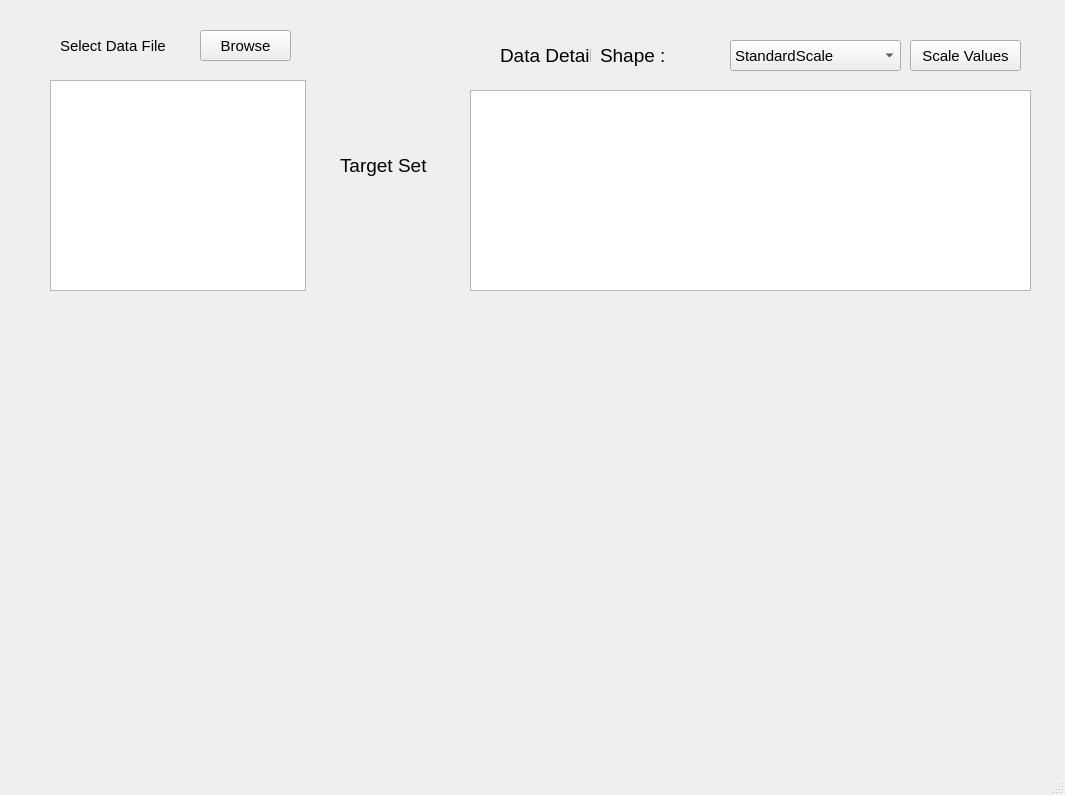
The window that mainwindow.ui (TKBIGDATA/ml_gui) describes before a commit, drawn with Qt 5.
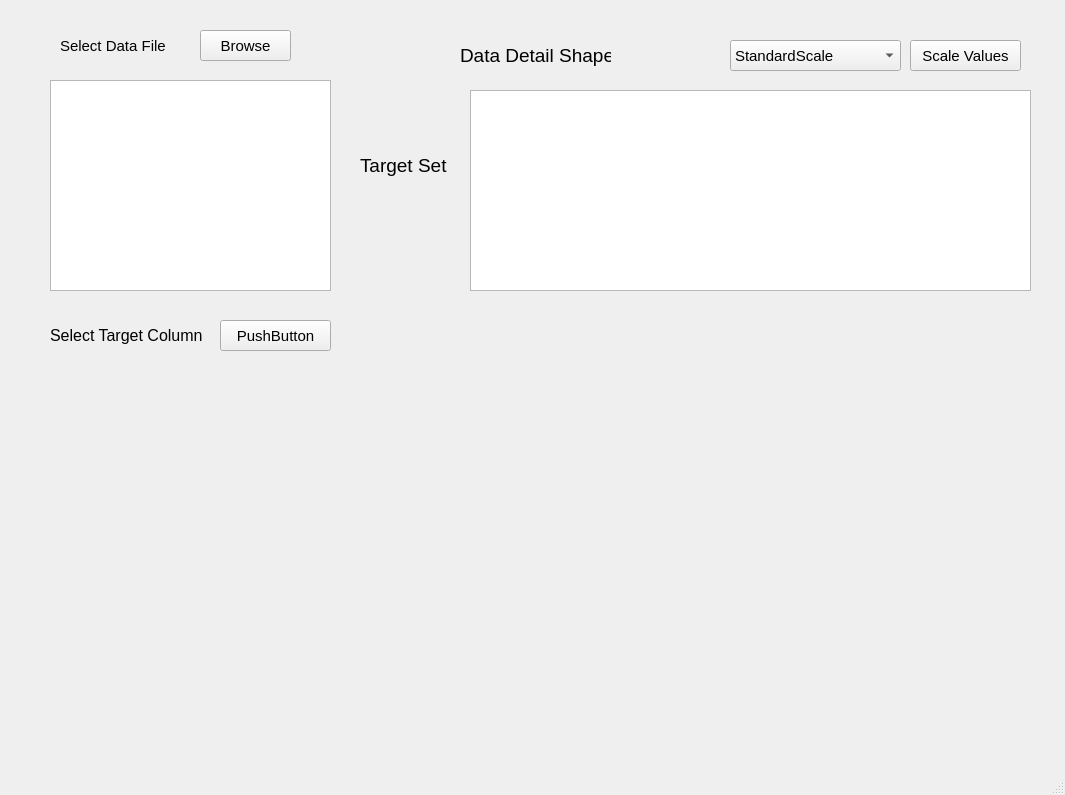
The same window after the commit.

Diff of the .ui file:
```diff
--- a/mainwindow.ui
+++ b/mainwindow.ui
@@ -60,7 +60,7 @@
      <rect>
       <x>50</x>
       <y>80</y>
-      <width>256</width>
+      <width>281</width>
       <height>211</height>
      </rect>
     </property>
@@ -68,7 +68,7 @@
    <widget class="QLabel" name="label_29">
     <property name="geometry">
      <rect>
-      <x>340</x>
+      <x>360</x>
       <y>150</y>
       <width>91</width>
       <height>31</height>
@@ -86,9 +86,9 @@
    <widget class="QLabel" name="label_3">
     <property name="geometry">
      <rect>
-      <x>500</x>
+      <x>460</x>
       <y>40</y>
-      <width>91</width>
+      <width>151</width>
       <height>31</height>
      </rect>
     </property>
@@ -98,13 +98,13 @@
      </font>
     </property>
     <property name="text">
-     <string>Data Detail</string>
+     <string>Data Detail Shape :</string>
     </property>
    </widget>
    <widget class="QLabel" name="shape">
     <property name="geometry">
      <rect>
-      <x>600</x>
+      <x>630</x>
       <y>40</y>
       <width>91</width>
       <height>31</height>
@@ -116,7 +116,7 @@
      </font>
     </property>
     <property name="text">
-     <string>Shape :</string>
+     <string/>
     </property>
    </widget>
    <widget class="QComboBox" name="scaler">
@@ -177,6 +177,55 @@
      </rect>
     </property>
    </widget>
+   <widget class="QLabel" name="label_2">
+    <property name="geometry">
+     <rect>
+      <x>50</x>
+      <y>320</y>
+      <width>161</width>
+      <height>31</height>
+     </rect>
+    </property>
+    <property name="font">
+     <font>
+      <pointsize>12</pointsize>
+     </font>
+    </property>
+    <property name="text">
+     <string>Select Target Column</string>
+    </property>
+   </widget>
+   <widget class="QPushButton" name="Submit">
+    <property name="geometry">
+     <rect>
+      <x>220</x>
+      <y>320</y>
+      <width>111</width>
+      <height>31</height>
+     </rect>
+    </property>
+    <property name="text">
+     <string>PushButton</string>
+    </property>
+   </widget>
+   <widget class="QLabel" name="target_col">
+    <property name="geometry">
+     <rect>
+      <x>350</x>
+      <y>200</y>
+      <width>101</width>
+      <height>31</height>
+     </rect>
+    </property>
+    <property name="font">
+     <font>
+      <pointsize>12</pointsize>
+     </font>
+    </property>
+    <property name="text">
+     <string/>
+    </property>
+   </widget>
   </widget>
   <widget class="QMenuBar" name="menubar">
    <property name="geometry">
```
